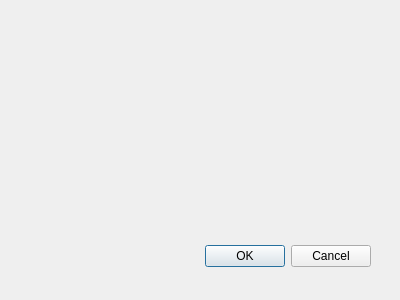
The window that CCMan/make_lcn_dlg.ui (jykim74/CCMan) describes before a commit, drawn with Qt 5.
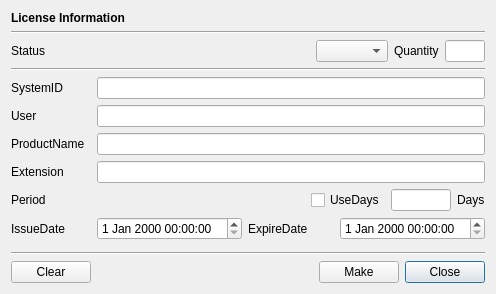
The same window after the commit.

Commit message: LICENSE 보기 기능 추가

```diff
--- a/CCMan/make_lcn_dlg.ui
+++ b/CCMan/make_lcn_dlg.ui
@@ -8,29 +8,308 @@
    <rect>
     <x>0</x>
     <y>0</y>
-    <width>400</width>
-    <height>300</height>
+    <width>496</width>
+    <height>294</height>
    </rect>
   </property>
   <property name="windowTitle">
    <string>Dialog</string>
   </property>
-  <widget class="QDialogButtonBox" name="buttonBox">
-   <property name="geometry">
-    <rect>
-     <x>30</x>
-     <y>240</y>
-     <width>341</width>
-     <height>32</height>
-    </rect>
-   </property>
-   <property name="orientation">
-    <enum>Qt::Horizontal</enum>
-   </property>
-   <property name="standardButtons">
-    <set>QDialogButtonBox::Cancel|QDialogButtonBox::Ok</set>
-   </property>
-  </widget>
+  <layout class="QVBoxLayout" name="verticalLayout">
+   <item>
+    <widget class="QLabel" name="label">
+     <property name="font">
+      <font>
+       <weight>75</weight>
+       <bold>true</bold>
+      </font>
+     </property>
+     <property name="text">
+      <string>License Information</string>
+     </property>
+    </widget>
+   </item>
+   <item>
+    <widget class="Line" name="line_2">
+     <property name="orientation">
+      <enum>Qt::Horizontal</enum>
+     </property>
+    </widget>
+   </item>
+   <item>
+    <layout class="QGridLayout" name="gridLayout_5">
+     <property name="topMargin">
+      <number>0</number>
+     </property>
+     <item row="0" column="0">
+      <widget class="QLabel" name="label_10">
+       <property name="minimumSize">
+        <size>
+         <width>80</width>
+         <height>0</height>
+        </size>
+       </property>
+       <property name="text">
+        <string>Status</string>
+       </property>
+      </widget>
+     </item>
+     <item row="0" column="3">
+      <widget class="QLabel" name="label_11">
+       <property name="text">
+        <string>Quantity</string>
+       </property>
+      </widget>
+     </item>
+     <item row="0" column="1">
+      <spacer name="horizontalSpacer_2">
+       <property name="orientation">
+        <enum>Qt::Horizontal</enum>
+       </property>
+       <property name="sizeHint" stdset="0">
+        <size>
+         <width>40</width>
+         <height>20</height>
+        </size>
+       </property>
+      </spacer>
+     </item>
+     <item row="0" column="2">
+      <widget class="QComboBox" name="mStatusCombo"/>
+     </item>
+     <item row="0" column="4">
+      <widget class="QLineEdit" name="mQuantityText">
+       <property name="minimumSize">
+        <size>
+         <width>40</width>
+         <height>0</height>
+        </size>
+       </property>
+       <property name="maximumSize">
+        <size>
+         <width>40</width>
+         <height>16777215</height>
+        </size>
+       </property>
+      </widget>
+     </item>
+    </layout>
+   </item>
+   <item>
+    <widget class="Line" name="line_3">
+     <property name="orientation">
+      <enum>Qt::Horizontal</enum>
+     </property>
+    </widget>
+   </item>
+   <item>
+    <layout class="QGridLayout" name="gridLayout_2">
+     <item row="0" column="0">
+      <widget class="QLabel" name="label_2">
+       <property name="minimumSize">
+        <size>
+         <width>80</width>
+         <height>0</height>
+        </size>
+       </property>
+       <property name="text">
+        <string>SystemID</string>
+       </property>
+      </widget>
+     </item>
+     <item row="1" column="1">
+      <widget class="QLineEdit" name="mUserText"/>
+     </item>
+     <item row="2" column="0">
+      <widget class="QLabel" name="label_4">
+       <property name="text">
+        <string>ProductName</string>
+       </property>
+      </widget>
+     </item>
+     <item row="3" column="1">
+      <widget class="QLineEdit" name="mExtensionText"/>
+     </item>
+     <item row="3" column="0">
+      <widget class="QLabel" name="label_5">
+       <property name="text">
+        <string>Extension</string>
+       </property>
+      </widget>
+     </item>
+     <item row="0" column="1">
+      <widget class="QLineEdit" name="mSIDText"/>
+     </item>
+     <item row="2" column="1">
+      <widget class="QLineEdit" name="mProductNameText"/>
+     </item>
+     <item row="1" column="0">
+      <widget class="QLabel" name="label_3">
+       <property name="text">
+        <string>User</string>
+       </property>
+      </widget>
+     </item>
+    </layout>
+   </item>
+   <item>
+    <layout class="QGridLayout" name="gridLayout_4">
+     <property name="topMargin">
+      <number>0</number>
+     </property>
+     <item row="0" column="0">
+      <widget class="QLabel" name="label_9">
+       <property name="minimumSize">
+        <size>
+         <width>80</width>
+         <height>0</height>
+        </size>
+       </property>
+       <property name="text">
+        <string>Period</string>
+       </property>
+      </widget>
+     </item>
+     <item row="0" column="3">
+      <widget class="QLineEdit" name="mDaysText">
+       <property name="minimumSize">
+        <size>
+         <width>60</width>
+         <height>0</height>
+        </size>
+       </property>
+       <property name="maximumSize">
+        <size>
+         <width>60</width>
+         <height>16777215</height>
+        </size>
+       </property>
+      </widget>
+     </item>
+     <item row="0" column="4">
+      <widget class="QLabel" name="mDaysLabel">
+       <property name="text">
+        <string>Days</string>
+       </property>
+      </widget>
+     </item>
+     <item row="0" column="2">
+      <widget class="QCheckBox" name="mUseDaysCheck">
+       <property name="text">
+        <string>UseDays</string>
+       </property>
+      </widget>
+     </item>
+     <item row="0" column="1">
+      <spacer name="horizontalSpacer_3">
+       <property name="orientation">
+        <enum>Qt::Horizontal</enum>
+       </property>
+       <property name="sizeHint" stdset="0">
+        <size>
+         <width>40</width>
+         <height>20</height>
+        </size>
+       </property>
+      </spacer>
+     </item>
+    </layout>
+   </item>
+   <item>
+    <layout class="QGridLayout" name="gridLayout_3">
+     <item row="0" column="3">
+      <widget class="QLabel" name="mExpireDateLabel">
+       <property name="text">
+        <string>ExpireDate</string>
+       </property>
+      </widget>
+     </item>
+     <item row="0" column="4">
+      <widget class="QDateTimeEdit" name="mExpireDateTime"/>
+     </item>
+     <item row="0" column="1">
+      <widget class="QLabel" name="mIssueDateLabel">
+       <property name="minimumSize">
+        <size>
+         <width>80</width>
+         <height>0</height>
+        </size>
+       </property>
+       <property name="maximumSize">
+        <size>
+         <width>80</width>
+         <height>16777215</height>
+        </size>
+       </property>
+       <property name="text">
+        <string>IssueDate</string>
+       </property>
+      </widget>
+     </item>
+     <item row="0" column="2">
+      <widget class="QDateTimeEdit" name="mIssueDateTime"/>
+     </item>
+    </layout>
+   </item>
+   <item>
+    <spacer name="verticalSpacer">
+     <property name="orientation">
+      <enum>Qt::Vertical</enum>
+     </property>
+     <property name="sizeHint" stdset="0">
+      <size>
+       <width>20</width>
+       <height>40</height>
+      </size>
+     </property>
+    </spacer>
+   </item>
+   <item>
+    <widget class="Line" name="line">
+     <property name="orientation">
+      <enum>Qt::Horizontal</enum>
+     </property>
+    </widget>
+   </item>
+   <item>
+    <layout class="QGridLayout" name="gridLayout">
+     <item row="0" column="1">
+      <spacer name="horizontalSpacer">
+       <property name="orientation">
+        <enum>Qt::Horizontal</enum>
+       </property>
+       <property name="sizeHint" stdset="0">
+        <size>
+         <width>40</width>
+         <height>20</height>
+        </size>
+       </property>
+      </spacer>
+     </item>
+     <item row="0" column="3">
+      <widget class="QPushButton" name="mCloseBtn">
+       <property name="text">
+        <string>Close</string>
+       </property>
+      </widget>
+     </item>
+     <item row="0" column="2">
+      <widget class="QPushButton" name="mMakeBtn">
+       <property name="text">
+        <string>Make</string>
+       </property>
+      </widget>
+     </item>
+     <item row="0" column="0">
+      <widget class="QPushButton" name="mClearBtn">
+       <property name="text">
+        <string>Clear</string>
+       </property>
+      </widget>
+     </item>
+    </layout>
+   </item>
+  </layout>
  </widget>
  <pixmapfunction/>
  <resources/>
```
Left out of the diff: 42 changed lines with no effect on the pictures. The commit also changes 9 other files.
